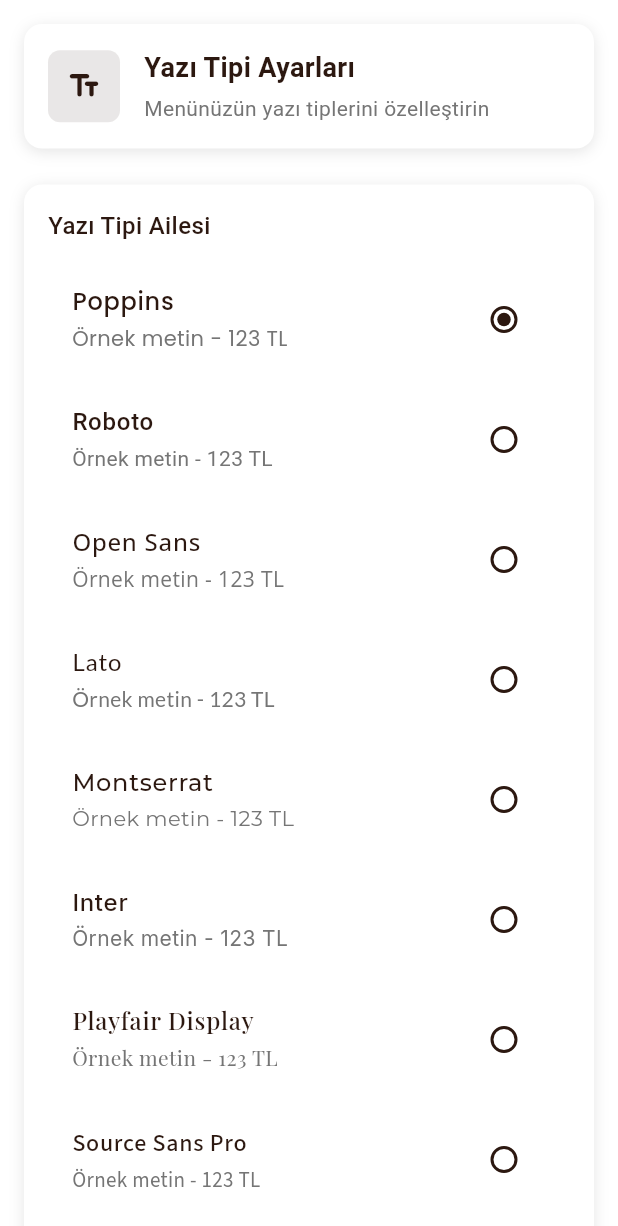
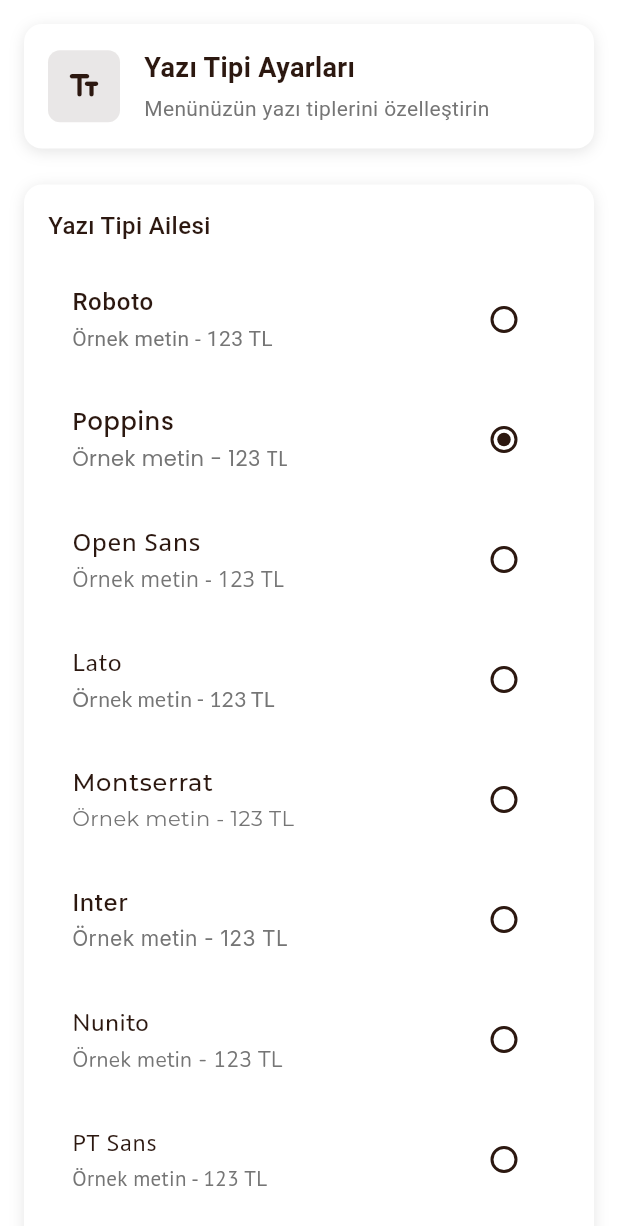
Before and after one commit to mehmet-karataslar/menumasa, a Flutter app: the TypographySettingsWidget widget shown alone on an empty page, opened directly with empty values, on a phone screen of 412 x 824 dp. Shown: the top 1226 px of the screen. Run offline on Flutter 3.47's test engine with Material 3 defaults, Android fonts, the light colour scheme and no system bars; our stand-ins replace cached_network_image, cloud_firestore, file_picker, firebase_auth, firebase_core, firebase_messaging and 13 more; missing offline and left inert: dart:html, mobile_scanner; accounts and stored records are empty; network calls fail; project files that could hold a hidden picture were left out.

Commit message:
Google Fonts Hata Düzeltmesi ve Güvenli Font Sistemi
 Ana Düzeltmeler:
 Source Sans Pro  Source Sans 3 (güncel font adı)
 FontUtils helper sınıfı eklendi
 Güvenli font yükleme sistemi
 Try-catch ile hata yakalama

 FontUtils Özellikleri:
 safeGoogleFont() metodu
 Hata durumunda Roboto fallback
 Desteklenen güvenli font listesi
 Font kontrol ve validasyon

 Performans İyileştirmeleri:
 Font yükleme hatalarını önler
 Uygulama crash'lerini engeller
 Graceful fallback sistemi
 Debug log'ları

 Güvenilirlik:
 Typography settings artık stabil
 Widget tree error'ları çözüldü
 Production'da güvenli çalışma
 Kullanıcı deneyimi korundu

```diff
--- a/lib/business/widgets/typography_settings_widget.dart
+++ b/lib/business/widgets/typography_settings_widget.dart
@@ -1,5 +1,7 @@
 import 'package:flutter/material.dart';
 import 'package:google_fonts/google_fonts.dart';
+
+import '../../core/utils/font_utils.dart';
 
 import '../../core/constants/app_colors.dart';
 import '../../core/constants/app_typography.dart';
@@ -161,26 +163,12 @@ class _TypographySettingsWidgetState extends State<TypographySettingsWidget> {
   }
 
   Widget _buildFontFamilySelection() {
-    final fontFamilies = [
-      {'name': 'Poppins', 'display': 'Poppins', 'isGoogle': true},
-      {'name': 'Roboto', 'display': 'Roboto', 'isGoogle': true},
-      {'name': 'Open Sans', 'display': 'Open Sans', 'isGoogle': true},
-      {'name': 'Lato', 'display': 'Lato', 'isGoogle': true},
-      {'name': 'Montserrat', 'display': 'Montserrat', 'isGoogle': true},
-      {'name': 'Inter', 'display': 'Inter', 'isGoogle': true},
-      {
-        'name': 'Playfair Display',
-        'display': 'Playfair Display',
-        'isGoogle': true
-      },
-      {
-        'name': 'Source Sans Pro',
-        'display': 'Source Sans Pro',
-        'isGoogle': true
-      },
-      {'name': 'Nunito', 'display': 'Nunito', 'isGoogle': true},
-      {'name': 'PT Sans', 'display': 'PT Sans', 'isGoogle': true},
-    ];
+    // Güvenli font listesini kullan
+    final fontFamilies = FontUtils.safeFontFamilies.map((fontName) => {
+      'name': fontName,
+      'display': fontName,
+      'isGoogle': true,
+    }).toList();
 
     return _buildSettingsCard(
       title: 'Yazı Tipi Ailesi',
@@ -192,7 +180,7 @@ class _TypographySettingsWidgetState extends State<TypographySettingsWidget> {
               child: RadioListTile<String>(
                 title: Text(
                   font['display'] as String,
-                  style: GoogleFonts.getFont(
+                  style: _safeGetFont(
                     font['name'] as String,
                     fontSize: 16,
                     fontWeight: FontWeight.w500,
@@ -200,7 +188,7 @@ class _TypographySettingsWidgetState extends State<TypographySettingsWidget> {
                 ),
                 subtitle: Text(
                   'Örnek metin - 123 TL',
-                  style: GoogleFonts.getFont(
+                  style: _safeGetFont(
                     font['name'] as String,
                     fontSize: 14,
                     color: AppColors.textSecondary,
@@ -757,4 +745,19 @@ class _TypographySettingsWidgetState extends State<TypographySettingsWidget> {
         return FontWeight.w400;
     }
   }
+
+  /// Güvenli font yükleme - hata durumunda varsayılan font döner
+  TextStyle _safeGetFont(
+    String fontFamily, {
+    double? fontSize,
+    FontWeight? fontWeight,
+    Color? color,
+  }) {
+    return FontUtils.safeGoogleFont(
+      fontFamily,
+      fontSize: fontSize,
+      fontWeight: fontWeight,
+      color: color,
+    );
+  }
 }
--- /dev/null
+++ b/lib/core/utils/font_utils.dart
@@ -0,0 +1,67 @@
+import 'package:flutter/material.dart';
+import 'package:google_fonts/google_fonts.dart';
+
+/// 🔤 Font Yardımcı Sınıfı
+///
+/// Google Fonts'u güvenli bir şekilde yükler
+/// Hata durumunda varsayılan font'a geçer
+class FontUtils {
+
+  /// Güvenli Google Font yükleme
+  /// Hata durumunda Roboto varsayılan font'unu kullanır
+  static TextStyle safeGoogleFont(
+    String fontFamily, {
+    double? fontSize,
+    FontWeight? fontWeight,
+    Color? color,
+    double? height,
+    double? letterSpacing,
+  }) {
+    try {
+      return GoogleFonts.getFont(
+        fontFamily,
+        fontSize: fontSize,
+        fontWeight: fontWeight,
+        color: color,
+        height: height,
+        letterSpacing: letterSpacing,
+      );
+    } catch (e) {
+      // Font bulunamazsa varsayılan font kullan
+      print('Font yüklenemedi: $fontFamily, varsayılan Roboto kullanılıyor');
+      return TextStyle(
+        fontFamily: 'Roboto', // Güvenli varsayılan
+        fontSize: fontSize,
+        fontWeight: fontWeight,
+        color: color,
+        height: height,
+        letterSpacing: letterSpacing,
+      );
+    }
+  }
+
+  /// Desteklenen güvenli font listesi
+  static const List<String> safeFontFamilies = [
+    'Roboto',
+    'Poppins',
+    'Open Sans',
+    'Lato',
+    'Montserrat',
+    'Inter',
+    'Nunito',
+    'PT Sans',
+    'Source Sans 3',
+    'Playfair Display',
+  ];
+
+  /// Font'un güvenli olup olmadığını kontrol eder
+  static bool isSafeFont(String fontFamily) {
+    return safeFontFamilies.contains(fontFamily);
+  }
+
+  /// Güvenli font listesinden rastgele font seçer
+  static String getRandomSafeFont() {
+    safeFontFamilies.shuffle();
+    return safeFontFamilies.first;
+  }
+}
```
